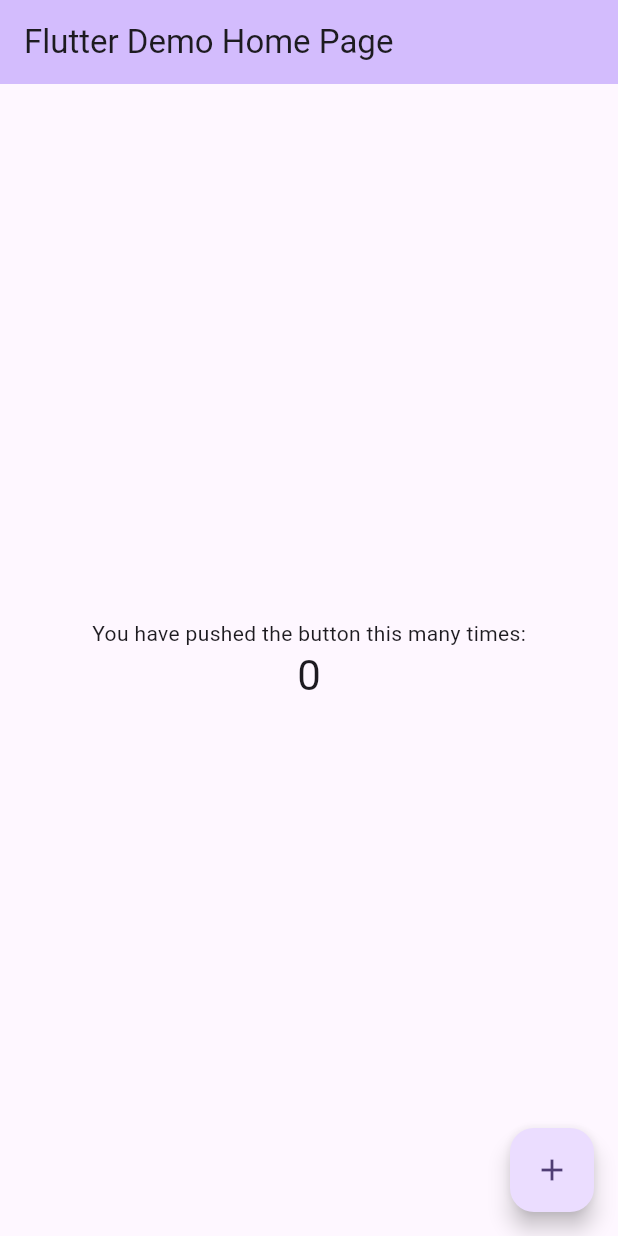
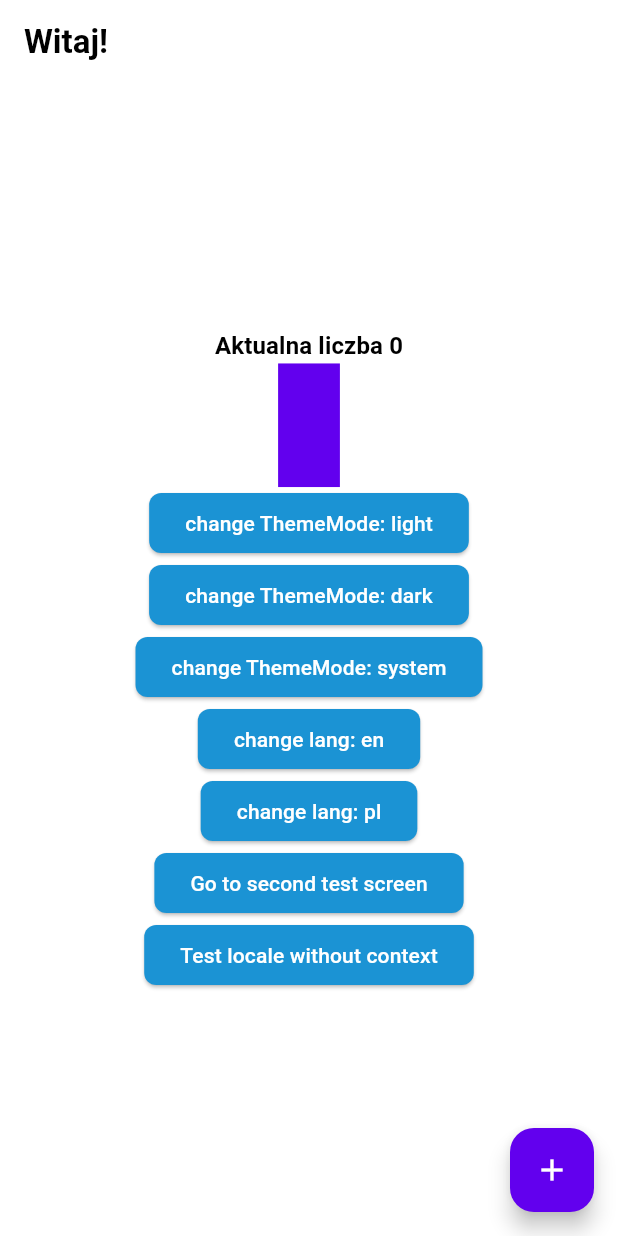
Before and after one commit to KamilMicota42/komorebi_web, a Flutter app: the screen it shows after launch, on a phone screen of 412 x 824 dp. Run offline on Flutter 3.47's test engine with Material 3 defaults, Android fonts, the phone set to English and light mode, and no system bars; our stand-ins replace auto_route, easy_localization, flutter_bloc, freezed_annotation, get_it, injectable and 1 more; Roboto replaces fonts that are missing (TitilliumWeb).

Commit message:
solved some things finished the base

```diff
--- a/lib/main.dart
+++ b/lib/main.dart
@@ -1,7 +1,27 @@
+import 'package:easy_localization/easy_localization.dart';
 import 'package:flutter/material.dart';
+import 'package:flutter_bloc/flutter_bloc.dart';
+import 'package:injectable/injectable.dart';
+import 'package:komorebi_web/routing/app_router.dart';
+import 'package:komorebi_web/src/core/di/injection.dart';
+import 'package:komorebi_web/src/core/theme/default_theme.dart';
+import 'package:komorebi_web/src/core/utils/methods/show_snack_bar.dart';
+import 'package:komorebi_web/src/features/settings/cubit/theme_mode/theme_mode_cubit.dart';
+import 'package:sizer/sizer.dart';
 
-void main() {
-  runApp(const MyApp());
+void main() async {
+  WidgetsFlutterBinding.ensureInitialized();
+  await EasyLocalization.ensureInitialized();
+  await configureDependencies(Environment.dev);
+  runApp(
+    EasyLocalization(
+      supportedLocales: const [Locale('en'), Locale('pl')],
+      path: 'assets/translations',
+      fallbackLocale: const Locale('pl'),
+      startLocale: const Locale('pl'), // default language
+      child: const MyApp(),
+    ),
+  );
 }
 
 class MyApp extends StatelessWidget {
@@ -9,46 +29,28 @@ class MyApp extends StatelessWidget {
 
   @override
   Widget build(BuildContext context) {
-    return MaterialApp(
-      title: 'Flutter Demo',
-      theme: ThemeData(colorScheme: ColorScheme.fromSeed(seedColor: Colors.deepPurple)),
-      home: const MyHomePage(title: 'Flutter Demo Home Page'),
+    final appRouter = getIt<AppRouter>();
+    return BlocBuilder<ThemeModeCubit, ThemeModeState>(
+      bloc: getIt<ThemeModeCubit>(),
+      builder: (context, ThemeModeState state) {
+        ThemeMode themeMode = state.when(systemMode: () => ThemeMode.system, lightMode: () => ThemeMode.light, darkMode: () => ThemeMode.dark);
+        return Sizer(
+          builder: (context, orientation, deviceType) {
+            return MaterialApp.router(
+              theme: DefaultTheme.lightTheme,
+              darkTheme: DefaultTheme.darkTheme,
+              themeMode: themeMode,
+              debugShowCheckedModeBanner: false,
+              routerDelegate: appRouter.delegate(),
+              routeInformationParser: appRouter.defaultRouteParser(),
+              scaffoldMessengerKey: snackbarKey,
+              localizationsDelegates: context.localizationDelegates,
+              supportedLocales: context.supportedLocales,
+              locale: context.locale,
+            );
+          },
+        );
+      },
     );
   }
 }
-
-class MyHomePage extends StatefulWidget {
-  const MyHomePage({super.key, required this.title});
-
-  final String title;
-
-  @override
-  State<MyHomePage> createState() => _MyHomePageState();
-}
-
-class _MyHomePageState extends State<MyHomePage> {
-  int _counter = 0;
-
-  void _incrementCounter() {
-    setState(() {
-      _counter++;
-    });
-  }
-
-  @override
-  Widget build(BuildContext context) {
-    return Scaffold(
-      appBar: AppBar(backgroundColor: Theme.of(context).colorScheme.inversePrimary, title: Text(widget.title)),
-      body: Center(
-        child: Column(
-          mainAxisAlignment: MainAxisAlignment.center,
-          children: <Widget>[
-            const Text('You have pushed the button this many times:'),
-            Text('$_counter', style: Theme.of(context).textTheme.headlineMedium),
-          ],
-        ),
-      ),
-      floatingActionButton: FloatingActionButton(onPressed: _incrementCounter, tooltip: 'Increment', child: const Icon(Icons.add)),
-    );
-  }
-}
--- /dev/null
+++ b/lib/routing/app_router.dart
@@ -0,0 +1,13 @@
+import 'package:auto_route/auto_route.dart';
+import 'package:injectable/injectable.dart';
+
+import '../src/features/home/presentation/home_screen.dart';
+
+part 'app_router.gr.dart';
+
+@AutoRouterConfig()
+@lazySingleton
+class AppRouter extends RootStackRouter {
+  @override
+  List<AutoRoute> get routes => [AutoRoute(page: HomeRoute.page, initial: true)];
+}
--- /dev/null
+++ b/lib/src/core/di/injection.dart
@@ -0,0 +1,10 @@
+import 'package:get_it/get_it.dart';
+import 'package:injectable/injectable.dart';
+import 'injection.config.dart';
+
+GetIt getIt = GetIt.instance;
+
+@InjectableInit()
+Future<void> configureDependencies(String env) async {
+  getIt.init(environment: env);
+}
--- /dev/null
+++ b/lib/src/core/theme/app_colors.dart
@@ -0,0 +1,7 @@
+import 'package:flutter/material.dart';
+
+class AppColors {
+  static const Color white = Color.fromARGB(255, 255, 255, 255);
+  static const Color blue = Color.fromARGB(255, 27, 147, 212);
+  static const Color black = Color.fromARGB(255, 0, 0, 0);
+}
--- /dev/null
+++ b/lib/src/core/theme/default_text_theme.dart
@@ -0,0 +1,16 @@
+import 'package:flutter/material.dart';
+
+class DefaultTextTheme {
+  static TextStyle? bold22(BuildContext context) =>
+      Theme.of(context).textTheme.titleLarge;
+  static TextStyle? bold20(BuildContext context) =>
+      Theme.of(context).textTheme.titleMedium;
+  static TextStyle? bold16(BuildContext context) =>
+      Theme.of(context).textTheme.titleSmall;
+  static TextStyle? regular16(BuildContext context) =>
+      Theme.of(context).textTheme.bodyLarge;
+  static TextStyle? regular13(BuildContext context) =>
+      Theme.of(context).textTheme.bodyMedium;
+  static TextStyle? regular12(BuildContext context) =>
+      Theme.of(context).textTheme.bodySmall;
+}
--- /dev/null
+++ b/lib/src/core/theme/default_theme.dart
@@ -0,0 +1,54 @@
+import 'package:flutter/material.dart';
+import 'package:komorebi_web/src/core/theme/app_colors.dart';
+import 'font_families.dart';
+
+class DefaultTheme {
+  static final _textTheme = TextTheme(
+    titleLarge: TextStyle(fontSize: 22, fontWeight: FontWeight.bold, fontFamily: FontFamilies.titilliumWeb),
+    titleMedium: TextStyle(fontSize: 20, fontWeight: FontWeight.bold, fontFamily: FontFamilies.titilliumWeb),
+    titleSmall: TextStyle(fontSize: 16, fontWeight: FontWeight.bold, fontFamily: FontFamilies.titilliumWeb),
+    bodyLarge: TextStyle(fontSize: 16.0, fontFamily: FontFamilies.titilliumWeb),
+    bodyMedium: TextStyle(fontFamily: FontFamilies.titilliumWeb, fontSize: 13),
+    bodySmall: TextStyle(fontFamily: FontFamilies.titilliumWeb, fontSize: 12),
+  );
+
+  static ThemeData lightTheme = ThemeData(
+    colorScheme: const ColorScheme.light(brightness: Brightness.light),
+    useMaterial3: true,
+    textTheme: _textTheme,
+    elevatedButtonTheme: ElevatedButtonThemeData(
+      style: ElevatedButton.styleFrom(
+        foregroundColor: Colors.white,
+        backgroundColor: AppColors.blue,
+        shape: RoundedRectangleBorder(borderRadius: BorderRadius.circular(8.0)),
+      ),
+    ),
+    tooltipTheme: const TooltipThemeData(
+      textStyle: TextStyle(color: Colors.black, fontWeight: FontWeight.w100),
+      decoration: BoxDecoration(
+        color: Colors.white,
+        boxShadow: [BoxShadow(color: Colors.grey, blurRadius: 5.0, offset: Offset(0, 3), spreadRadius: 2.0)],
+      ),
+    ),
+  );
+
+  static ThemeData darkTheme = ThemeData(
+    colorScheme: const ColorScheme.dark(brightness: Brightness.dark),
+    useMaterial3: true,
+    textTheme: _textTheme,
+    elevatedButtonTheme: ElevatedButtonThemeData(
+      style: ElevatedButton.styleFrom(
+        foregroundColor: Colors.white,
+        backgroundColor: AppColors.blue,
+        shape: RoundedRectangleBorder(borderRadius: BorderRadius.circular(8.0)),
+      ),
+    ),
+    tooltipTheme: const TooltipThemeData(
+      textStyle: TextStyle(color: Colors.black, fontWeight: FontWeight.w100),
+      decoration: BoxDecoration(
+        color: Colors.white,
+        boxShadow: [BoxShadow(color: Colors.grey, blurRadius: 5.0, offset: Offset(0, 3), spreadRadius: 2.0)],
+      ),
+    ),
+  );
+}
--- /dev/null
+++ b/lib/src/core/theme/font_families.dart
@@ -0,0 +1,4 @@
+class FontFamilies {
+  static String titilliumWeb = 'TitilliumWeb';
+  static String zenLoop = 'ZenLoop';
+}
--- /dev/null
+++ b/lib/src/features/home/presentation/home_screen.dart
@@ -0,0 +1,81 @@
+import 'package:auto_route/auto_route.dart';
+import 'package:easy_localization/easy_localization.dart';
+import 'package:flutter/material.dart';
+import 'package:komorebi_web/src/core/di/injection.dart';
+import 'package:komorebi_web/src/core/theme/default_text_theme.dart';
+import 'package:komorebi_web/src/core/utils/methods/show_snack_bar.dart';
+import 'package:komorebi_web/src/core/utils/methods/validators.dart';
+import 'package:komorebi_web/src/features/settings/cubit/theme_mode/theme_mode_cubit.dart';
+import 'package:sizer/sizer.dart';
+
+@RoutePage()
+class HomeScreen extends StatefulWidget {
+  const HomeScreen({super.key});
+
+  @override
+  State<HomeScreen> createState() => _HomeScreenState();
+}
+
+class _HomeScreenState extends State<HomeScreen> {
+  int _counter = 0;
+
+  void _incrementCounter() {
+    setState(() {
+      _counter++;
+    });
+  }
+
+  @override
+  Widget build(BuildContext context) {
+    return Scaffold(
+      appBar: AppBar(backgroundColor: Theme.of(context).colorScheme.inversePrimary, title: Text('helloWorld'.tr())),
+      body: Center(
+        child: Column(
+          mainAxisAlignment: MainAxisAlignment.center,
+          children: <Widget>[
+            Text('${'currentNumber'.tr()} $_counter', style: DefaultTextTheme.bold16(context)),
+            Container(height: 10.h, width: 10.w, color: Theme.of(context).colorScheme.primary),
+            ElevatedButton(
+              onPressed: () async {
+                await getIt<ThemeModeCubit>().setLightMode();
+              },
+              child: const Text('change ThemeMode: light'),
+            ),
+            ElevatedButton(
+              onPressed: () async {
+                await getIt<ThemeModeCubit>().setDarkMode();
+              },
+              child: const Text('change ThemeMode: dark'),
+            ),
+            ElevatedButton(
+              onPressed: () async {
+                await getIt<ThemeModeCubit>().setSystemMode();
+              },
+              child: const Text('change ThemeMode: system'),
+            ),
+            ElevatedButton(
+              onPressed: () {
+                context.setLocale(const Locale('en'));
+              },
+              child: const Text('change lang: en'),
+            ),
+            ElevatedButton(
+              onPressed: () {
+                context.setLocale(const Locale('pl'));
+              },
+              child: const Text('change lang: pl'),
+            ),
+            ElevatedButton(onPressed: () async {}, child: const Text('Go to second test screen')),
+            ElevatedButton(
+              onPressed: () async {
+                showSnackBar(Validators.validateEmail("test") ?? "null");
+              },
+              child: const Text('Test locale without context'),
+            ),
+          ],
+        ),
+      ),
+      floatingActionButton: FloatingActionButton(onPressed: _incrementCounter, tooltip: 'increment'.tr(), child: const Icon(Icons.add)),
+    );
+  }
+}
--- /dev/null
+++ b/lib/src/features/settings/cubit/theme_mode/theme_mode_state.dart
@@ -0,0 +1,8 @@
+part of 'theme_mode_cubit.dart';
+
+@freezed
+class ThemeModeState with _$ThemeModeState {
+  const factory ThemeModeState.systemMode() = _SystemMode;
+  const factory ThemeModeState.lightMode() = _LightMode;
+  const factory ThemeModeState.darkMode() = _DarkMode;
+}
```
Also changed, not shown: assets/translations/en.json (added, +11 -0 lines), assets/translations/pl.json (added, +11 -0 lines), lib/gen/assets.gen.dart (added, +62 -0 lines), lib/src/core/utils/methods/show_snack_bar.dart (added, +20 -0 lines), lib/src/core/utils/methods/validators.dart (added, +50 -0 lines), lib/src/features/settings/cubit/theme_mode/theme_mode_cubit.dart (added, +24 -0 lines), pubspec.yaml (+31 -38 lines), lib/routing/app_router.gr.dart (added), lib/src/core/di/injection.config.dart (added), lib/src/features/settings/cubit/theme_mode/theme_mode_cubit.freezed.dart (added), pubspec.lock, 15 other files.
